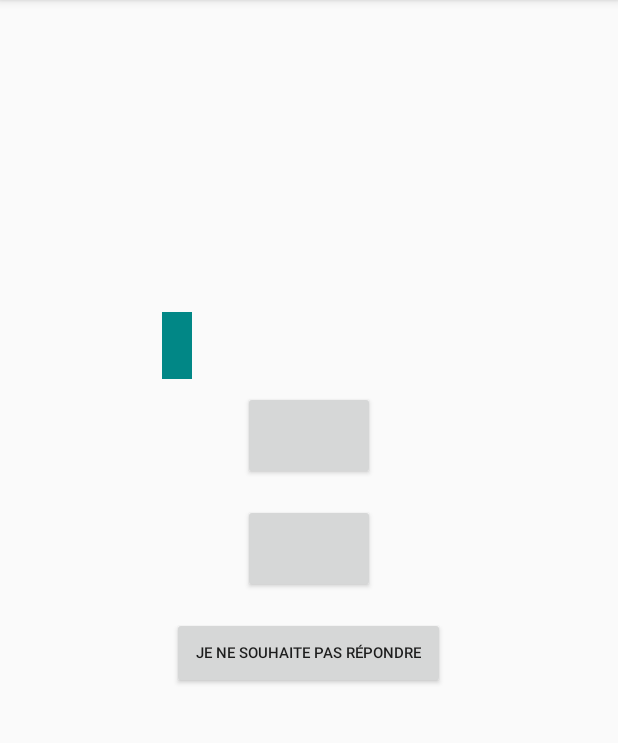
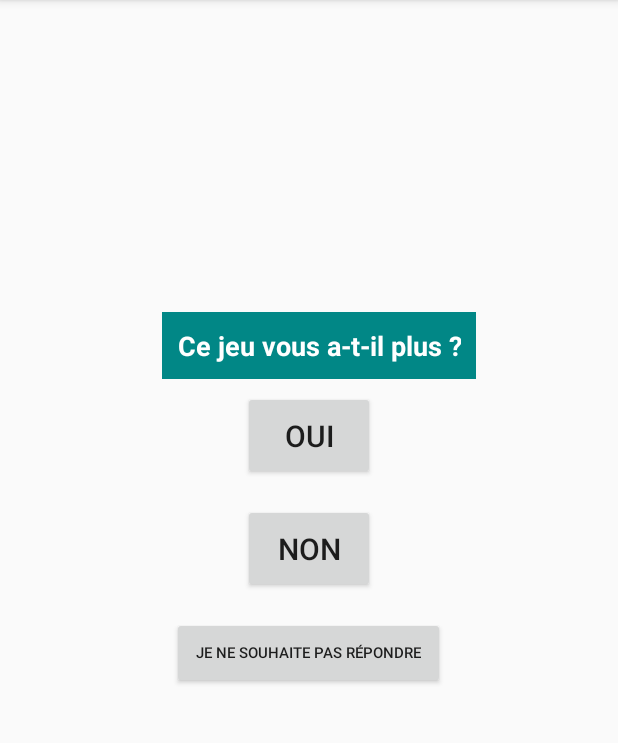
Before and after one commit to Eligames-IUT/Puissance-4, an Android app: the Questionnaire screen opened directly, with no data from a screen before it, on a phone screen of 412 x 824 dp, the part 84-827 px from its top. Run offline under Robolectric (Android 15) with nearby library versions, the phone set to English and light mode, and no system bars.

Commit message:
trouver des bonnes questions

```diff
--- a/app/src/main/java/fr/groupe1C/puissance4/views/Questionnaire.java
+++ b/app/src/main/java/fr/groupe1C/puissance4/views/Questionnaire.java
@@ -1,5 +1,6 @@
 package fr.groupe1C.puissance4.views;
 
+import android.content.Intent;
 import android.os.Bundle;
 import android.support.v7.app.AppCompatActivity;
 import android.view.View;
@@ -16,7 +17,7 @@ public class Questionnaire extends AppCompatActivity implements  View.OnClickLis
 
     private Button[] oui;
     private Button[] non;
-    private Button pas_avis1;
+    private Button pas_avis;
 
     private Button oui2;
     private Button non2;
@@ -29,70 +30,76 @@ public class Questionnaire extends AppCompatActivity implements  View.OnClickLis
         super.onCreate(savedInstanceState);
         this.setContentView(R.layout.questionnaire);
 
+
         tv = findViewById(R.id.question);
 
         nb_question = 10;
-        note =0;
+        note = 10;
 
-        String[] question = new String[nb_question];
+        question = new String[nb_question];
+
+        question[0] = "RATIO0";
+        question[1] = "RATIO1";
+        question[2] = "RATIO2";
+        question[3] = "RATIO3";
+        question[4] = "RATIO4";
+        question[5] = "RATIO5";
+        question[6] = "RATIO6";
+        question[7] = "RATIO7";
+        question[8] = "RATIO8";
+        question[9] = "RATIO9";
 
 
         oui = new Button[nb_question];
         non = new Button[nb_question];
+        pas_avis = findViewById(R.id.pas_avis1);
+
 
         oui[0] = findViewById(R.id.oui);
         non[0] = findViewById(R.id.non);
-        pas_avis1 = findViewById(R.id.pas_avis1);
+
+        pas_avis = findViewById(R.id.pas_avis1);
 
         oui[0].setOnClickListener(this);
         non[0].setOnClickListener(this);
-        pas_avis1.setOnClickListener(this);
+        pas_avis.setOnClickListener(this);
+
    }
 
     @Override
     public void onClick(View v) {
 
-        for(int i = 0; i < nb_question; i++) {
-            if(i == 0){
+        if(v.equals(pas_avis)){
+            Intent gameActivityIntent = new Intent(this, MainActivity.class);
+            startActivity(gameActivityIntent);
+        }
 
-                if (v.equals(this.oui[i])){
+        for(int i = 0; i < nb_question; i++){
 
-                    this.oui[i+1] = findViewById(R.id.oui);
-                    this.non[i+1] = findViewById(R.id.non);
+            if(i == 9){
+                tv.setText("NOTE :" + note);
+            }
+            if (v.equals(this.oui[i]) || v.equals(this.non[i])){
 
-                    this.oui[i+1].setOnClickListener(this);
-                    this.non[i+1].setOnClickListener(this);
-
-                    tv.setText(this.question[i]);
-                }
-                else if(v.equals(this.non[i])){
-                        // premier non
-                }
-                else{
-                    // ne souhaite pas repondre
-                }
-            }
-            else{
-                if(v.equals(this.oui[i])){
-
-                    note++;
-
-                    this.oui[i+1] = findViewById(R.id.oui);
-                    this.non[i+1] = findViewById(R.id.non);
-
-                    this.oui[i+1].setOnClickListener(this);
-                    this.non[i+1].setOnClickListener(this);
-
-                }
-                else{
+                if(v.equals(this.non[i])){
                     if(note > 0){
                         note--;
                     }
                 }
+
+
+                this.oui[i] = null;
+                this.non[i] = null;
+
+                this.oui[i+1] = findViewById(R.id.oui);
+                this.non[i+1] = findViewById(R.id.non);
+
+                this.oui[i+1].setOnClickListener(this);
+                this.non[i+1].setOnClickListener(this);
+
+                tv.setText(question[i]);
+                break;
             }
         }
-
-
-
-    }
+   }
 }
--- a/app/src/main/res/layout/questionnaire.xml
+++ b/app/src/main/res/layout/questionnaire.xml
@@ -7,7 +7,7 @@
     android:orientation="vertical"
     android:padding="8dp"
     android:layout_marginTop="200dip"
-    tools:context=".InterPage.Questionnaire">
+    tools:context=".views.Questionnaire">
 
 <!--    xmlns:android="http://schemas.android.com/apk/res/android"-->
 <!--    xmlns:app="http://schemas.android.com/apk/res-auto"-->
@@ -31,7 +31,7 @@
         android:textColor="@color/white"
         android:textSize="18sp"
         android:textStyle="bold"
-        tools:text="Ce jeu vous a-t-il plus ?" />
+        android:text="Ce jeu vous a-t-il plus ?" />
 
 
     <Button
@@ -43,7 +43,8 @@
         android:layout_weight="0"
         android:padding="16dp"
         android:textSize="20sp"
-        tools:text="OUI" />
+        android:textStyle="normal"
+        android:text="OUI" />
 
     <Button
         android:id="@+id/non"
@@ -54,7 +55,8 @@
         android:layout_weight="0"
         android:padding="16dp"
         android:textSize="20sp"
-        tools:text="NON" />
+        android:textStyle="normal"
+        android:text="NON" />
 
     <Button
         android:id="@+id/pas_avis1"
```
Also changed, not shown: app/src/main/java/fr/groupe1C/puissance4/views/MainActivity.java (added, +40 -0 lines).
